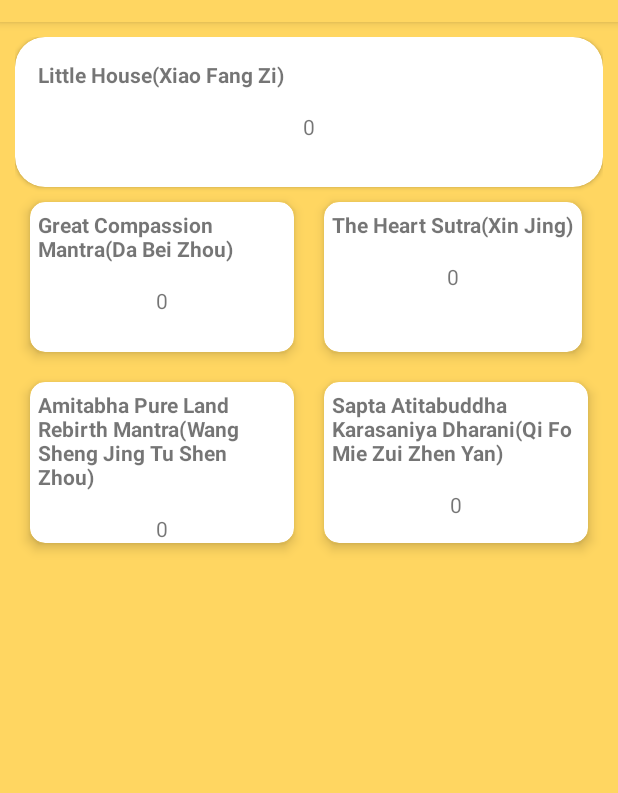
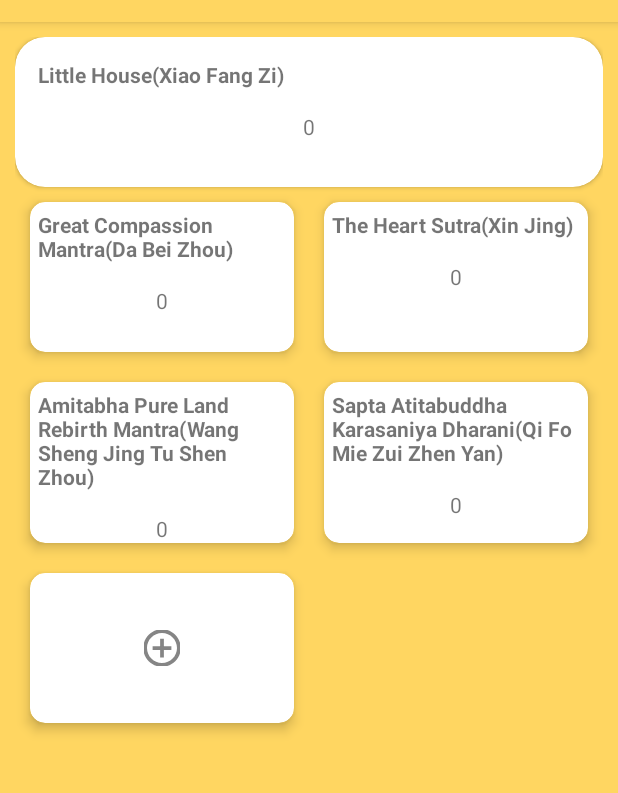
Before and after one commit to Richard1688Sun/MantraCounter, an Android app: the HomeScreenActivity screen opened directly, with no data from a screen before it, on a phone screen of 412 x 824 dp, the part 62-855 px from its top. Run offline under Robolectric (Android 15) with nearby library versions, the phone set to English and light mode, and no system bars; our stand-ins replace Room's generated code.

Commit message:
adding pesudo adding counter

```diff
--- a/app/src/main/java/com/nemogz/mantracounter/HomeScreenActivity.java
+++ b/app/src/main/java/com/nemogz/mantracounter/HomeScreenActivity.java
@@ -52,7 +52,7 @@ public class HomeScreenActivity extends AppCompatActivity {
             @Override
             public void onClick(View v) {
                 Intent littleHouseScreenIntent = new Intent(getApplicationContext(), LittleHouseItemActivity.class);
-                getApplicationContext().startActivity(littleHouseScreenIntent);
+                startActivity(littleHouseScreenIntent);
             }
         });
     }
--- a/app/src/main/java/com/nemogz/mantracounter/LittleHouseItemActivity.java
+++ b/app/src/main/java/com/nemogz/mantracounter/LittleHouseItemActivity.java
@@ -13,5 +13,6 @@ public class LittleHouseItemActivity extends AppCompatActivity {
         super.onCreate(savedInstanceState);
         setContentView(R.layout.activity_littlehouse_item_screen);
         test = findViewById(R.id.littleHouseViewTest);
+        test.setText("lol");
     }
 }
--- a/app/src/main/java/com/nemogz/mantracounter/homescreen/CounterMainRecViewAdapter.java
+++ b/app/src/main/java/com/nemogz/mantracounter/homescreen/CounterMainRecViewAdapter.java
@@ -6,6 +6,7 @@ import android.content.Intent;
 import android.view.LayoutInflater;
 import android.view.View;
 import android.view.ViewGroup;
+import android.widget.ImageView;
 import android.widget.RelativeLayout;
 import android.widget.TextView;
 import android.widget.Toast;
@@ -47,6 +48,10 @@ public class CounterMainRecViewAdapter extends RecyclerView.Adapter<CounterMainR
 
     @Override
     public void onBindViewHolder(@NonNull ViewHolder holder, @SuppressLint("RecyclerView") int position) {
+        if (position != getItemCount() - 1) {
+            holder.mantraName.setVisibility(View.VISIBLE);
+            holder.mantraCount.setVisibility(View.VISIBLE);
+            holder.addImageView.setVisibility(View.GONE);
             holder.mantraName.setText(masterCounter.getCounters().get(position).getName());
             holder.mantraCount.setText(masterCounter.getCounters().get(position).getCount().toString());
 
@@ -60,10 +65,23 @@ public class CounterMainRecViewAdapter extends RecyclerView.Adapter<CounterMainR
                 }
             });
         }
+        else {
+            holder.mantraName.setVisibility(View.GONE);
+            holder.mantraCount.setVisibility(View.GONE);
+            holder.addImageView.setVisibility(View.VISIBLE);
+
+            holder.addImageView.setOnClickListener(new View.OnClickListener() {
+                @Override
+                public void onClick(View v) {
+                    Toast.makeText(context, "making new counter", Toast.LENGTH_SHORT).show();
+                }
+            });
+        }
+    }
 
     @Override
     public int getItemCount() {
-        return masterCounter.getCounters().size();
+        return masterCounter.getCounters().size() + 1;
     }
 
     //generates the view objects(counterListItem)
@@ -71,6 +89,7 @@ public class CounterMainRecViewAdapter extends RecyclerView.Adapter<CounterMainR
         private TextView mantraName;
         private TextView mantraCount;
         private CardView mantraView;
+        private ImageView addImageView;
 
         public ViewHolder(@NonNull View itemView) {
             super(itemView);
@@ -78,6 +97,7 @@ public class CounterMainRecViewAdapter extends RecyclerView.Adapter<CounterMainR
             mantraName = itemView.findViewById(R.id.mantraNameItem);
             mantraCount = itemView.findViewById(R.id.mantraCount);
             mantraView = itemView.findViewById(R.id.mantraItem);
+            addImageView = itemView.findViewById(R.id.addImageView);
         }
     }
 
--- /dev/null
+++ b/app/src/main/res/drawable-anydpi/ic_add_new.xml
@@ -0,0 +1,16 @@
+<vector xmlns:android="http://schemas.android.com/apk/res/android"
+    android:width="24dp"
+    android:height="24dp"
+    android:viewportWidth="24"
+    android:viewportHeight="24"
+    android:tint="#333333"
+    android:alpha="0.6">
+  <group android:scaleX="1.25"
+      android:scaleY="1.25"
+      android:translateX="-3"
+      android:translateY="-3">
+    <path
+        android:fillColor="@android:color/white"
+        android:pathData="M13,7h-2v4L7,11v2h4v4h2v-4h4v-2h-4L13,7zM12,2C6.48,2 2,6.48 2,12s4.48,10 10,10 10,-4.48 10,-10S17.52,2 12,2zM12,20c-4.41,0 -8,-3.59 -8,-8s3.59,-8 8,-8 8,3.59 8,8 -3.59,8 -8,8z"/>
+  </group>
+</vector>
--- a/app/src/main/res/layout/activity_littlehouse_item_screen.xml
+++ b/app/src/main/res/layout/activity_littlehouse_item_screen.xml
@@ -15,4 +15,5 @@
         app:layout_constraintEnd_toEndOf="parent"
         app:layout_constraintStart_toStartOf="parent"
         app:layout_constraintTop_toTopOf="parent" />
+
 </androidx.constraintlayout.widget.ConstraintLayout>
--- a/app/src/main/res/layout/counter_list_item.xml
+++ b/app/src/main/res/layout/counter_list_item.xml
@@ -1,6 +1,6 @@
 <?xml version="1.0" encoding="utf-8"?>
 <androidx.cardview.widget.CardView xmlns:android="http://schemas.android.com/apk/res/android"
-    android:layout_width="wrap_content"
+    android:layout_width="match_parent"
     android:layout_height="wrap_content"
     xmlns:app="http://schemas.android.com/apk/res-auto"
     android:padding="20dp"
@@ -22,7 +22,8 @@
             android:id="@+id/mantraNameItem"
             android:background="@color/white"
             android:textStyle="bold"
-            android:layout_margin="5dp"/>
+            android:layout_margin="5dp"
+            android:visibility="visible"/>
 
         <TextView
             android:layout_width="wrap_content"
@@ -31,7 +32,16 @@
             android:layout_centerHorizontal="true"
             android:layout_marginTop="10dp"
             android:text="Mantra Count"
-            android:id="@+id/mantraCount"/>
+            android:id="@+id/mantraCount"
+            android:visibility="visible"/>
+
+        <ImageView
+            android:id="@+id/addImageView"
+            android:layout_width="match_parent"
+            android:layout_height="match_parent"
+            app:srcCompat="@drawable/ic_add_new"
+            android:layout_centerInParent="true"
+            android:visibility="gone"/>
 
     </RelativeLayout>
 
```
Also changed, not shown: app/src/main/res/drawable-hdpi/ic_add_new.png (added), app/src/main/res/drawable-mdpi/ic_add_new.png (added), app/src/main/res/drawable-xhdpi/ic_add_new.png (added), app/src/main/res/drawable-xxhdpi/ic_add_new.png (added). Lines whose indentation alone changed are shown as unchanged.
